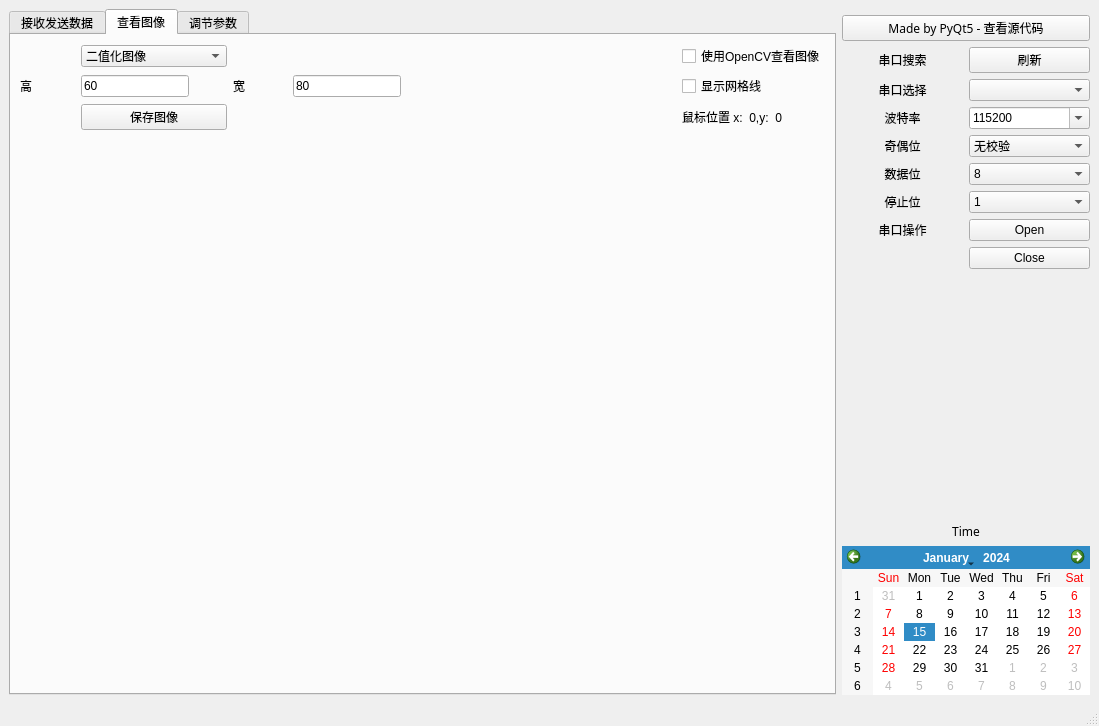
Before: the Qt Designer form GUI/SerialPort.ui in IronSublimate/PyQt-multifunctional-uart-helper, drawn with Qt 5.
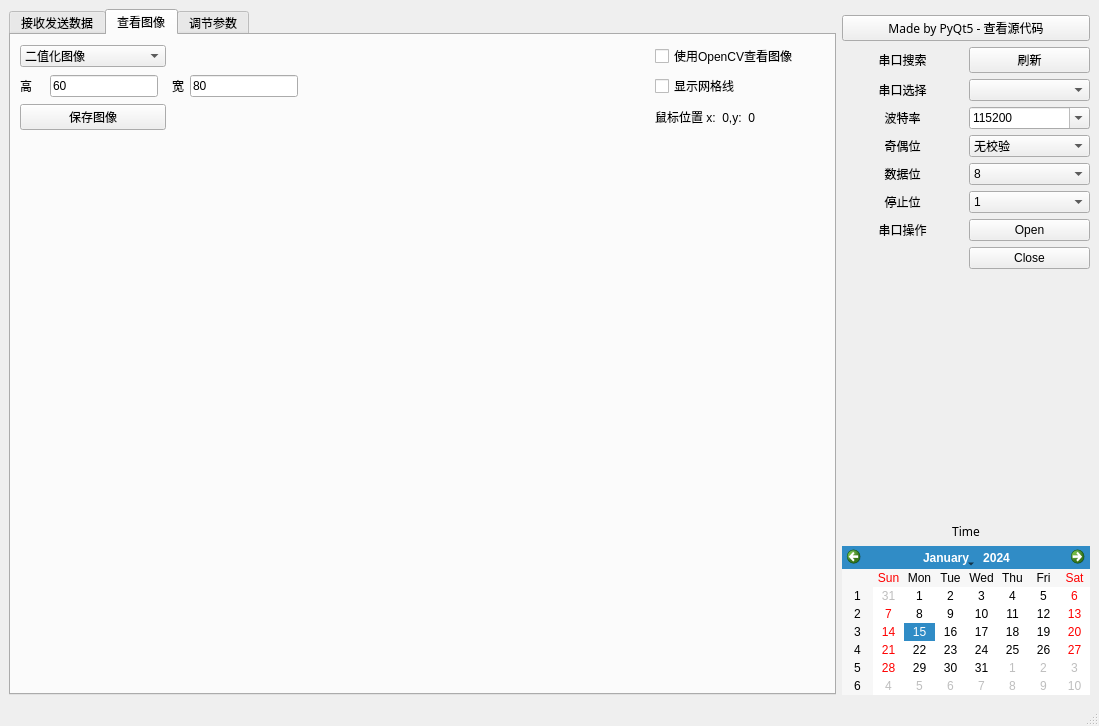
After: the same form once the commit is applied. Icons and pictures are not drawn. Custom widgets are drawn as their Qt base class.

What changed in the file:
```diff
--- a/GUI/SerialPort.ui
+++ b/GUI/SerialPort.ui
@@ -188,6 +188,12 @@
         </item>
         <item row="1" column="0">
          <widget class="QLabel" name="label_5">
+          <property name="sizePolicy">
+           <sizepolicy hsizetype="Fixed" vsizetype="Fixed">
+            <horstretch>0</horstretch>
+            <verstretch>0</verstretch>
+           </sizepolicy>
+          </property>
           <property name="text">
            <string>高</string>
           </property>
@@ -221,25 +227,17 @@
         </item>
         <item row="1" column="2">
          <widget class="QLabel" name="label_6">
+          <property name="sizePolicy">
+           <sizepolicy hsizetype="Fixed" vsizetype="Fixed">
+            <horstretch>0</horstretch>
+            <verstretch>0</verstretch>
+           </sizepolicy>
+          </property>
           <property name="text">
            <string>宽</string>
           </property>
          </widget>
         </item>
-        <item row="0" column="1">
-         <widget class="QComboBox" name="comboBox_imgType">
-          <item>
-           <property name="text">
-            <string>二值化图像</string>
-           </property>
-          </item>
-          <item>
-           <property name="text">
-            <string>灰度图像(单片机解压)</string>
-           </property>
-          </item>
-         </widget>
-        </item>
         <item row="0" column="6">
          <widget class="QCheckBox" name="checkBox_UseOpenCV">
           <property name="text">
@@ -257,13 +255,6 @@
           </property>
          </widget>
         </item>
-        <item row="2" column="1">
-         <widget class="QPushButton" name="pushButton_saveImg">
-          <property name="text">
-           <string>保存图像</string>
-          </property>
-         </widget>
-        </item>
         <item row="2" column="6">
          <widget class="QLabel" name="label_position">
           <property name="text">
@@ -298,6 +289,27 @@
           </property>
          </spacer>
         </item>
+        <item row="2" column="0" colspan="2">
+         <widget class="QPushButton" name="pushButton_saveImg">
+          <property name="text">
+           <string>保存图像</string>
+          </property>
+         </widget>
+        </item>
+        <item row="0" column="0" colspan="2">
+         <widget class="QComboBox" name="comboBox_imgType">
+          <item>
+           <property name="text">
+            <string>二值化图像</string>
+           </property>
+          </item>
+          <item>
+           <property name="text">
+            <string>灰度图像(单片机解压)</string>
+           </property>
+          </item>
+         </widget>
+        </item>
        </layout>
       </widget>
       <widget class="QWidget" name="tab_parameter">
```
Left out of the diff: 6 changed lines with no effect on the pictures.
